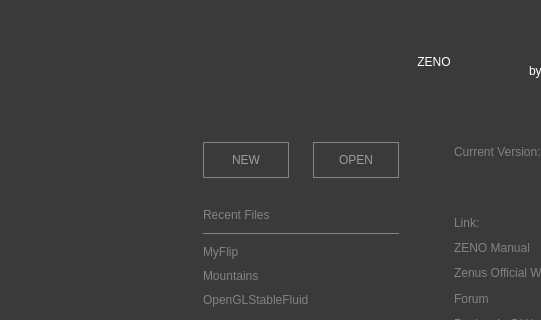
This is ui/zenoedit/nodesview/welcomepage.ui in zenustech/zeno as Qt 5 draws it before an edit; both pictures show x 0 to 541 and y 148 to 468 of the 868 by 672 pixel window. The edited form follows.
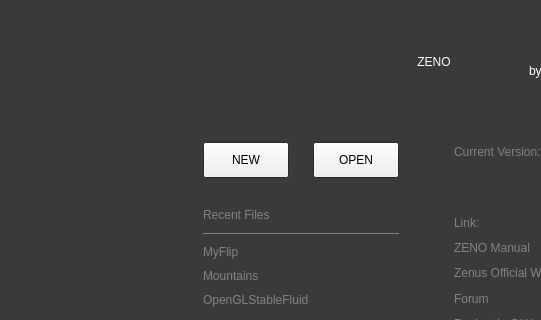
This is the edited form.

Commit message: [adj] adjust ui: use stylesheet for custom ui style.

Diff of the .ui file:
```diff
--- a/ui/zenoedit/nodesview/welcomepage.ui
+++ b/ui/zenoedit/nodesview/welcomepage.ui
@@ -278,18 +278,6 @@
                  <height>36</height>
                 </size>
                </property>
-               <property name="styleSheet">
-                <string notr="true">QPushButton
-{ 
-	border-style: solid;
-    border-width: 1px;
-    border-radius: 0px;
-    border-color: rgba(133,130,128,1);
-	background-color: transparent;
-	font: 14px &quot;HarmonyOS Sans&quot;;
-	color: rgb(156, 156, 156);
-}</string>
-               </property>
                <property name="text">
                 <string>NEW</string>
                </property>
@@ -331,19 +319,6 @@
                  <height>36</height>
                 </size>
                </property>
-               <property name="styleSheet">
-                <string notr="true">QPushButton
-{ 
-	border-style: solid;
-    border-width: 1px;
-    border-radius: 0px;
-    border-color: rgba(133,130,128,1);
-	background-color: transparent;
-	
-	font: 14px &quot;HarmonyOS Sans&quot;;
-	color: rgb(156, 156, 156);
-}</string>
-               </property>
                <property name="text">
                 <string>OPEN</string>
                </property>
```
The commit also changes 13 other files.
